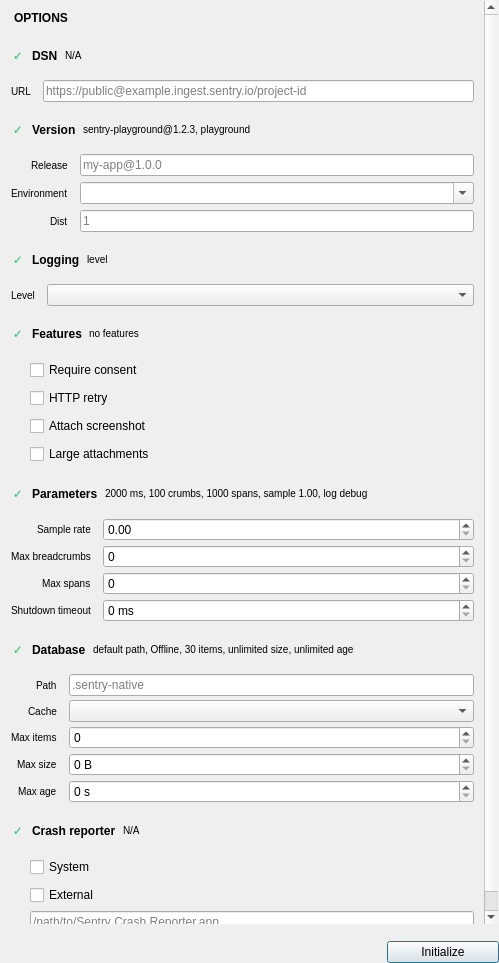
First picture: the form in src/initpane.ui, repository jpnurmi/sentry-playground, before the edit.
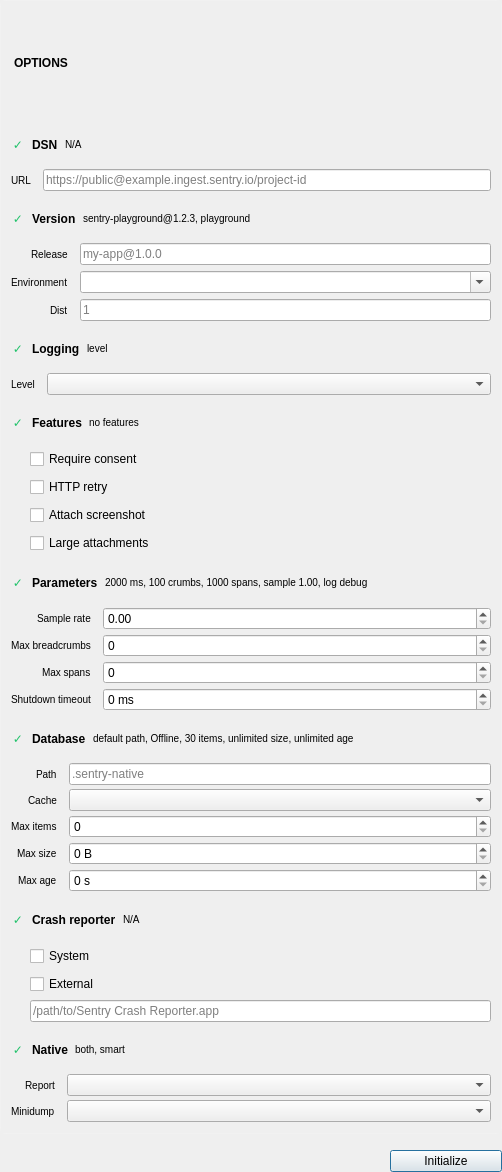
Second picture: the form after the edit.

Commit message: Native options

The edit to the form file:
```diff
--- a/src/initpane.ui
+++ b/src/initpane.ui
@@ -6,8 +6,8 @@
    <rect>
     <x>0</x>
     <y>0</y>
-    <width>499</width>
-    <height>963</height>
+    <width>502</width>
+    <height>1172</height>
    </rect>
   </property>
   <layout class="QVBoxLayout" name="pageLayout">
@@ -94,8 +94,8 @@
             <rect>
              <x>0</x>
              <y>0</y>
-             <width>497</width>
-             <height>974</height>
+             <width>500</width>
+             <height>1126</height>
             </rect>
            </property>
            <layout class="QVBoxLayout" name="rightColumn">
@@ -1613,6 +1613,206 @@
                  </item>
                 </layout>
                </item>
+               <item>
+                <widget class="QFrame" name="crashReporterSectionDivider">
+                 <property name="minimumSize">
+                  <size>
+                   <width>0</width>
+                   <height>1</height>
+                  </size>
+                 </property>
+                 <property name="maximumSize">
+                  <size>
+                   <width>16777215</width>
+                   <height>1</height>
+                  </size>
+                 </property>
+                 <property name="frameShape">
+                  <enum>QFrame::Shape::NoFrame</enum>
+                 </property>
+                 <property name="frameShadow">
+                  <enum>QFrame::Shadow::Plain</enum>
+                 </property>
+                </widget>
+               </item>
+               <item>
+                <layout class="QHBoxLayout" name="nativeSummaryLayout">
+                 <property name="spacing">
+                  <number>7</number>
+                 </property>
+                 <property name="leftMargin">
+                  <number>10</number>
+                 </property>
+                 <property name="topMargin">
+                  <number>5</number>
+                 </property>
+                 <property name="rightMargin">
+                  <number>8</number>
+                 </property>
+                 <property name="bottomMargin">
+                  <number>5</number>
+                 </property>
+                 <item>
+                  <widget class="QLabel" name="nativeSummaryStatus">
+                   <property name="minimumSize">
+                    <size>
+                     <width>14</width>
+                     <height>0</height>
+                    </size>
+                   </property>
+                   <property name="maximumSize">
+                    <size>
+                     <width>14</width>
+                     <height>16777215</height>
+                    </size>
+                   </property>
+                   <property name="styleSheet">
+                    <string notr="true">color: #21c26a; font-weight: bold;</string>
+                   </property>
+                   <property name="text">
+                    <string>✓</string>
+                   </property>
+                   <property name="alignment">
+                    <set>Qt::AlignmentFlag::AlignCenter</set>
+                   </property>
+                  </widget>
+                 </item>
+                 <item>
+                  <widget class="QLabel" name="nativeSummaryTitle">
+                   <property name="styleSheet">
+                    <string notr="true">color: palette(text); font-weight: bold;</string>
+                   </property>
+                   <property name="text">
+                    <string>Native</string>
+                   </property>
+                  </widget>
+                 </item>
+                 <item>
+                  <widget class="QLabel" name="nativeSummaryLabel">
+                   <property name="sizePolicy">
+                    <sizepolicy hsizetype="Expanding" vsizetype="Preferred">
+                     <horstretch>0</horstretch>
+                     <verstretch>0</verstretch>
+                    </sizepolicy>
+                   </property>
+                   <property name="styleSheet">
+                    <string notr="true">color: palette(placeholder-text); font-size: 10px;</string>
+                   </property>
+                   <property name="text">
+                    <string>both, smart</string>
+                   </property>
+                  </widget>
+                 </item>
+                 <item>
+                  <spacer name="nativeSummarySpacer">
+                   <property name="orientation">
+                    <enum>Qt::Orientation::Horizontal</enum>
+                   </property>
+                   <property name="sizeHint" stdset="0">
+                    <size>
+                     <width>0</width>
+                     <height>0</height>
+                    </size>
+                   </property>
+                  </spacer>
+                 </item>
+                 <item>
+                  <widget class="QToolButton" name="nativeEditButton">
+                   <property name="toolTip">
+                    <string>Expand native options</string>
+                   </property>
+                   <property name="text">
+                    <string/>
+                   </property>
+                   <property name="checkable">
+                    <bool>true</bool>
+                   </property>
+                   <property name="autoRaise">
+                    <bool>true</bool>
+                   </property>
+                  </widget>
+                 </item>
+                </layout>
+               </item>
+               <item>
+                <layout class="QFormLayout" name="nativeDetailsFormLayout">
+                 <property name="fieldGrowthPolicy">
+                  <enum>QFormLayout::FieldGrowthPolicy::AllNonFixedFieldsGrow</enum>
+                 </property>
+                 <property name="labelAlignment">
+                  <set>Qt::AlignmentFlag::AlignRight|Qt::AlignmentFlag::AlignTrailing|Qt::AlignmentFlag::AlignVCenter</set>
+                 </property>
+                 <property name="formAlignment">
+                  <set>Qt::AlignmentFlag::AlignLeading|Qt::AlignmentFlag::AlignLeft|Qt::AlignmentFlag::AlignTop</set>
+                 </property>
+                 <property name="horizontalSpacing">
+                  <number>12</number>
+                 </property>
+                 <property name="verticalSpacing">
+                  <number>4</number>
+                 </property>
+                 <property name="leftMargin">
+                  <number>10</number>
+                 </property>
+                 <property name="topMargin">
+                  <number>8</number>
+                 </property>
+                 <property name="rightMargin">
+                  <number>10</number>
+                 </property>
+                 <property name="bottomMargin">
+                  <number>10</number>
+                 </property>
+                 <item row="0" column="0">
+                  <widget class="QLabel" name="crashReportingModeLabel">
+                   <property name="styleSheet">
+                    <string notr="true">color: palette(placeholder-text); font-size: 10px;</string>
+                   </property>
+                   <property name="text">
+                    <string>Report</string>
+                   </property>
+                  </widget>
+                 </item>
+                 <item row="0" column="1">
+                  <widget class="QComboBox" name="crashReportingModeBox"/>
+                 </item>
+                 <item row="1" column="0">
+                  <widget class="QLabel" name="minidumpModeLabel">
+                   <property name="styleSheet">
+                    <string notr="true">color: palette(placeholder-text); font-size: 10px;</string>
+                   </property>
+                   <property name="text">
+                    <string>Minidump</string>
+                   </property>
+                  </widget>
+                 </item>
+                 <item row="1" column="1">
+                  <widget class="QComboBox" name="minidumpModeBox"/>
+                 </item>
+                </layout>
+               </item>
+               <item>
+                <widget class="QFrame" name="nativeSectionDivider">
+                 <property name="minimumSize">
+                  <size>
+                   <width>0</width>
+                   <height>1</height>
+                  </size>
+                 </property>
+                 <property name="maximumSize">
+                  <size>
+                   <width>16777215</width>
+                   <height>1</height>
+                  </size>
+                 </property>
+                 <property name="frameShape">
+                  <enum>QFrame::Shape::NoFrame</enum>
+                 </property>
+                 <property name="frameShadow">
+                  <enum>QFrame::Shadow::Plain</enum>
+                 </property>
+                </widget>
+               </item>
               </layout>
              </widget>
             </item>
```
The commit also changes 4 other files.
